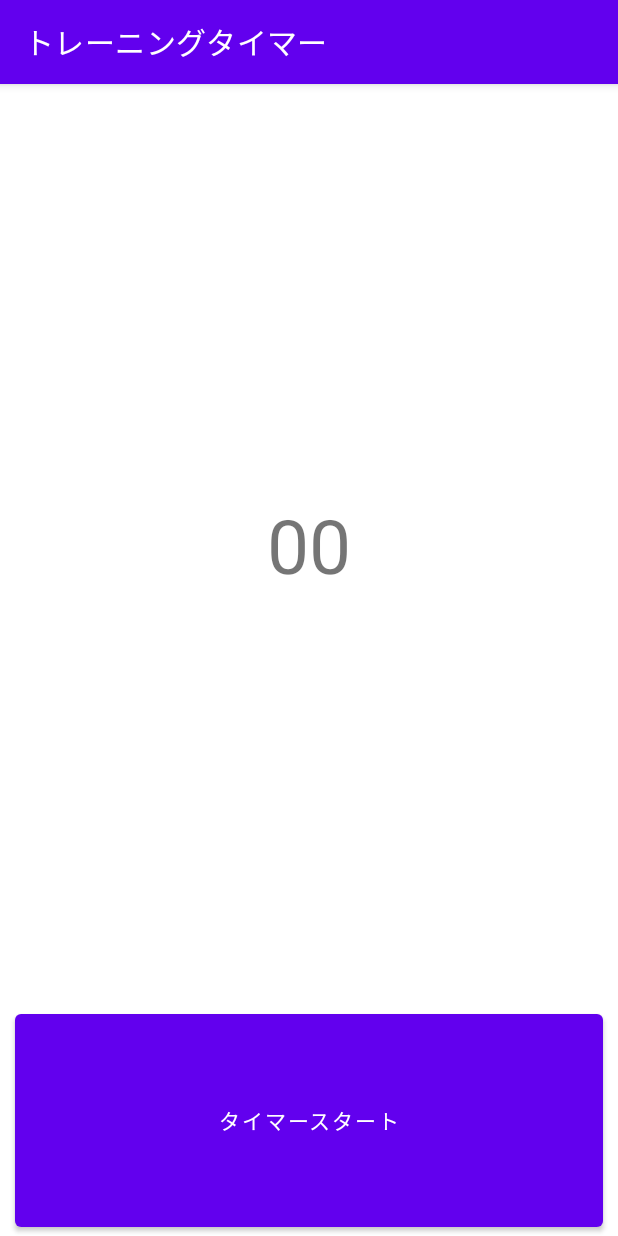
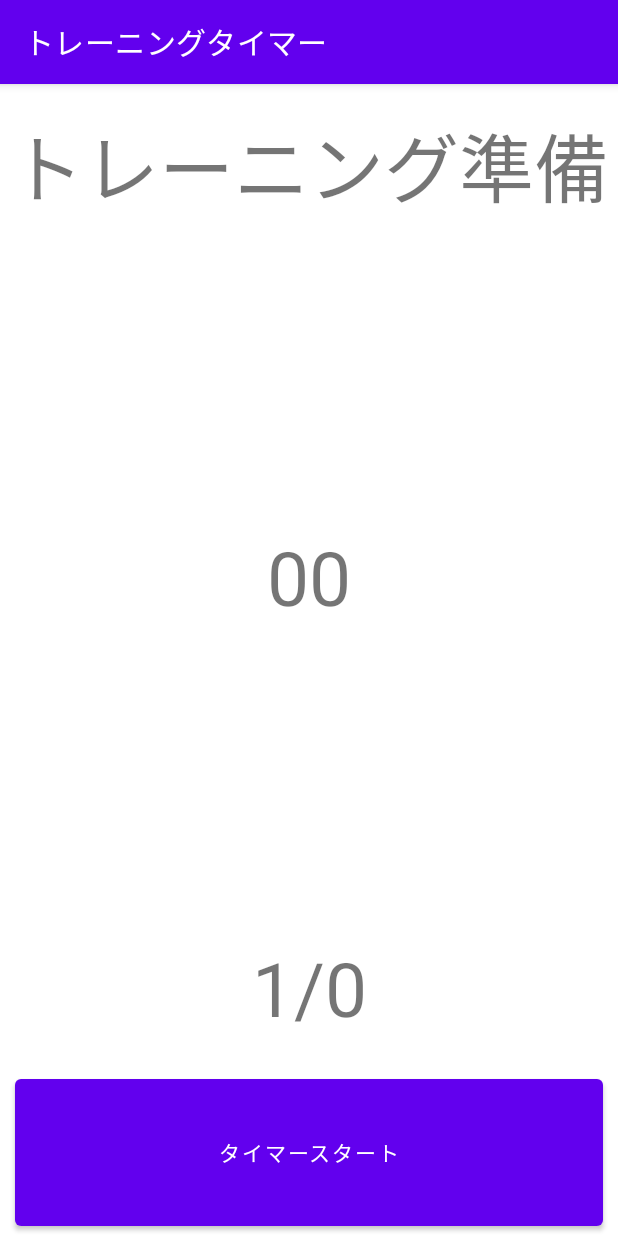
Before and after one commit to Daiki-Iijima/Android_TrainingTimer, an Android app: the fragment TimerFragment placed in its activity, on a phone screen of 412 x 824 dp. Run offline under Robolectric (Android 15) with nearby library versions, the phone set to English and light mode, and no system bars; our stand-ins replace data binding; 4 statements that could not run were skipped.

Commit message:
[add] 3つの時間と状態の表示機能を追加

```diff
--- a/app/src/main/java/com/example/trainingtimer/TimerFragment.kt
+++ b/app/src/main/java/com/example/trainingtimer/TimerFragment.kt
@@ -60,8 +60,7 @@ class TimerFragment : Fragment() {
 
                     //  タイマーカウントが終わっていたら
                     if(viewModel.getTimer() == 0){
-                        viewModel.isStart = false
-                        viewModel.resetTimer()
+                        viewModel.nextStep()
                     }else{
                         viewModel.addTimer(-1)
                     }
--- a/app/src/main/res/layout/fragment_timer.xml
+++ b/app/src/main/res/layout/fragment_timer.xml
@@ -12,6 +12,13 @@
         android:layout_width="match_parent"
         android:layout_height="match_parent"
         android:orientation="vertical">
+        <TextView
+            android:layout_width="match_parent"
+            android:layout_height="0dp"
+            android:layout_weight="0.2"
+            android:textSize="50sp"
+            android:gravity="center"
+            android:text="@{viewModel.statusStr}" />
 
         <TextView
             android:layout_width="match_parent"
@@ -20,6 +27,14 @@
             android:textSize="50sp"
             android:gravity="center"
             android:text="@{viewModel.timerStr}" />
+
+        <TextView
+            android:layout_width="match_parent"
+            android:layout_height="0dp"
+            android:layout_weight="0.2"
+            android:textSize="50sp"
+            android:gravity="center"
+            android:text="@{viewModel.repeatCountStr}" />
 
         <LinearLayout
             android:layout_width="match_parent"
```
Also changed, not shown: app/src/main/java/com/example/trainingtimer/TimerViewModel.kt (+91 -2 lines).
